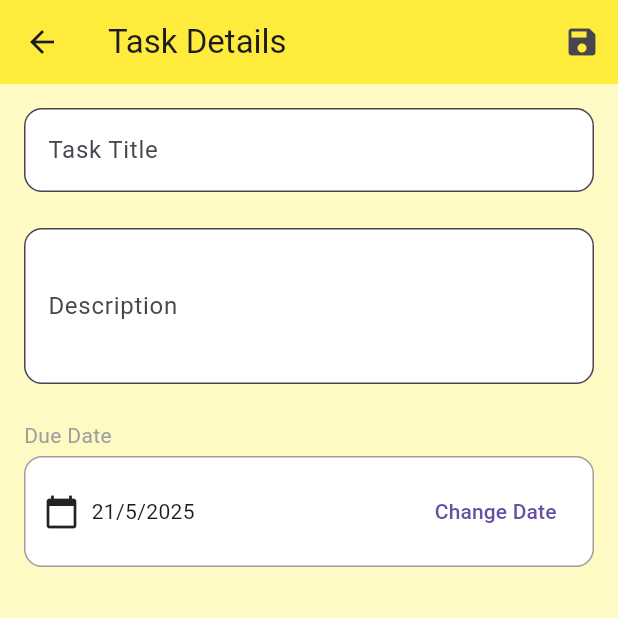
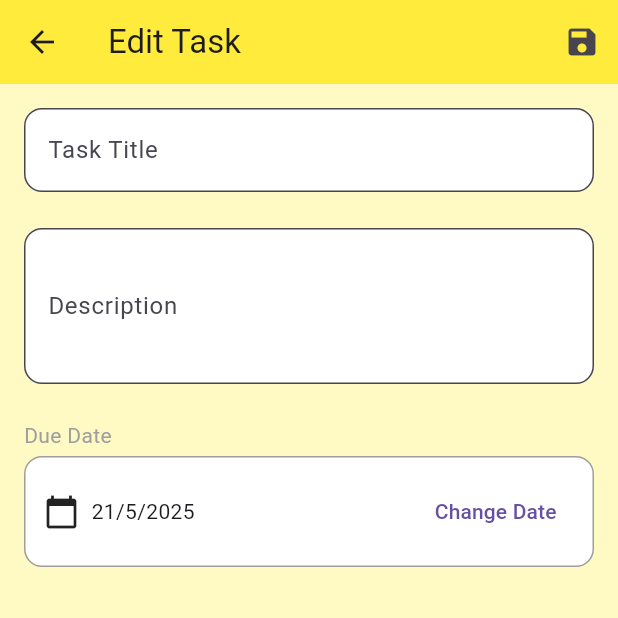
Before and after one commit to abdelrahman365g/ToDoApp, a Flutter app: the TaskDetailsPage screen opened directly with empty values, after a tap on the "edit" icon, on a phone screen of 412 x 824 dp, the top half of it. Run offline on Flutter 3.47's test engine with Material 3 defaults, Android fonts, the phone set to English and light mode, and no system bars; our stand-ins replace flutter_slidable, hive, hive_flutter; accounts and stored records are empty.

Commit message:
pages separated

```diff
--- a/todo_app/lib/components/dialog_box.dart
+++ b/todo_app/lib/components/dialog_box.dart
@@ -2,7 +2,6 @@ import 'package:flutter/material.dart';
 import 'package:todo_app/components/my_button.dart';
 
 class DialogBox extends StatelessWidget {
-  // ignore: prefer_typing_uninitialized_variables
   final controller;
   final VoidCallback onSave;
   final VoidCallback onCancel;
@@ -33,7 +32,7 @@ class DialogBox extends StatelessWidget {
               mainAxisAlignment: MainAxisAlignment.end,
               children: [
                 MyButton(text: "Save", onPressed: onSave),
-                const SizedBox(width: 20),
+                const SizedBox(width: 30),
                 MyButton(text: "Cancel", onPressed: onCancel),
               ],
             ),
--- a/todo_app/lib/components/todo_tile.dart
+++ b/todo_app/lib/components/todo_tile.dart
@@ -14,6 +14,7 @@ class ToDoTile extends StatelessWidget {
 
   const ToDoTile({
     super.key,
+
     required this.title,
     required this.isDone,
     this.description = '',
--- a/todo_app/lib/database/database.dart
+++ b/todo_app/lib/database/database.dart
@@ -6,7 +6,6 @@ class ToDoDatabase {
 
   List<ToDoList> lists = [];
 
-  // Load data from Hive
   void loadData() {
     final storedData = _box.get('todoLists', defaultValue: []);
     if (storedData is List) {
@@ -20,7 +19,6 @@ class ToDoDatabase {
     }
   }
 
-  // Save data to Hive
   void saveData() {
     final jsonData = lists.map((list) => list.toJson()).toList();
     _box.put('todoLists', jsonData);
--- a/todo_app/lib/main.dart
+++ b/todo_app/lib/main.dart
@@ -5,7 +5,7 @@ import 'pages/home_page.dart';
 void main() async {
   WidgetsFlutterBinding.ensureInitialized();
   await Hive.initFlutter();
-  await Hive.openBox('todoBox'); // Open the Hive box
+  await Hive.openBox('todoBox');
   runApp(const MyApp());
 }
 
--- a/todo_app/lib/models/task.dart
+++ b/todo_app/lib/models/task.dart
@@ -11,7 +11,6 @@ class Task {
     required this.isDone,
   });
 
-  // Convert Task to JSON
   Map<String, dynamic> toJson() {
     return {
       'title': title,
@@ -21,7 +20,6 @@ class Task {
     };
   }
 
-  // Create Task from JSON
   factory Task.fromJson(Map<String, dynamic> json) {
     return Task(
       title: json['title'] ?? '',
--- a/todo_app/lib/models/todo_list.dart
+++ b/todo_app/lib/models/todo_list.dart
@@ -6,12 +6,10 @@ class ToDoList {
 
   ToDoList({required this.name, required this.tasks});
 
-  // Convert to JSON
   Map<String, dynamic> toJson() {
     return {'name': name, 'tasks': tasks.map((task) => task.toJson()).toList()};
   }
 
-  // Construct from JSON
   factory ToDoList.fromJson(Map<String, dynamic> json) {
     return ToDoList(
       name: json['name'] ?? '',
--- a/todo_app/lib/pages/task_details_page.dart
+++ b/todo_app/lib/pages/task_details_page.dart
@@ -1,5 +1,6 @@
 import 'package:flutter/material.dart';
 import '../models/task.dart';
+import 'task_edit_page.dart';
 
 class TaskDetailsPage extends StatefulWidget {
   final Task task;
@@ -16,57 +17,19 @@ class TaskDetailsPage extends StatefulWidget {
 }
 
 class _TaskDetailsPageState extends State<TaskDetailsPage> {
-  late TextEditingController _titleController;
-  late TextEditingController _descriptionController;
-  late DateTime? _selectedDate;
-  bool _isEditing = false;
+  late Task _task;
 
   @override
   void initState() {
     super.initState();
-    _titleController = TextEditingController(text: widget.task.title);
-    _descriptionController = TextEditingController(
-      text: widget.task.description,
-    );
-    _selectedDate = widget.task.dueDate;
+    _task = widget.task; // Initialize the local task state
   }
 
-  Future<void> _selectDate(BuildContext context) async {
-    final DateTime? picked = await showDatePicker(
-      context: context,
-      initialDate: _selectedDate ?? DateTime.now(),
-      firstDate: DateTime.now(),
-      lastDate: DateTime.now().add(const Duration(days: 365)),
-      builder: (context, child) {
-        return Theme(
-          data: Theme.of(context).copyWith(
-            colorScheme: ColorScheme.light(
-              primary: Colors.yellow[700]!,
-              onPrimary: Colors.black,
-            ),
-          ),
-          child: child!,
-        );
-      },
-    );
-
-    if (picked != null && mounted) {
-      setState(() => _selectedDate = picked);
-    }
-  }
-
-  void _toggleEdit() {
-    setState(() => _isEditing = !_isEditing);
-    if (!_isEditing) {
-      // Save changes when exiting edit mode
-      final updatedTask = Task(
-        title: _titleController.text.trim(),
-        description: _descriptionController.text.trim(),
-        dueDate: _selectedDate,
-        isDone: widget.task.isDone,
-      );
-      widget.onTaskUpdate(updatedTask);
-    }
+  void _updateTask(Task updatedTask) {
+    setState(() {
+      _task = updatedTask; // Update the local task state
+    });
+    widget.onTaskUpdate(updatedTask); // Notify the parent about the update
   }
 
   @override
@@ -78,8 +41,17 @@ class _TaskDetailsPageState extends State<TaskDetailsPage> {
         backgroundColor: Colors.yellow,
         actions: [
           IconButton(
-            icon: Icon(_isEditing ? Icons.save : Icons.edit),
-            onPressed: _toggleEdit,
+            icon: const Icon(Icons.edit),
+            onPressed: () {
+              Navigator.push(
+                context,
+                MaterialPageRoute(
+                  builder:
+                      (context) =>
+                          TaskEditPage(task: _task, onTaskUpdate: _updateTask),
+                ),
+              );
+            },
           ),
         ],
       ),
@@ -88,82 +60,29 @@ class _TaskDetailsPageState extends State<TaskDetailsPage> {
         child: Column(
           crossAxisAlignment: CrossAxisAlignment.start,
           children: [
-            // Title
-            _isEditing
-                ? TextFormField(
-                  controller: _titleController,
-                  decoration: InputDecoration(
-                    labelText: 'Task Title',
-                    border: OutlineInputBorder(
-                      borderRadius: BorderRadius.circular(12),
-                    ),
-                    filled: true,
-                    fillColor: Colors.white,
-                  ),
-                )
-                : Column(
-                  crossAxisAlignment: CrossAxisAlignment.start,
-                  children: [
             const Text(
               'Title',
               style: TextStyle(fontSize: 14, color: Colors.grey),
             ),
             const SizedBox(height: 4),
             Text(
-                      widget.task.title,
-                      style: const TextStyle(
-                        fontSize: 20,
-                        fontWeight: FontWeight.bold,
+              _task.title,
+              style: const TextStyle(fontSize: 20, fontWeight: FontWeight.bold),
             ),
-                    ),
-                  ],
-                ),
-
             const SizedBox(height: 24),
-
-            // Description
-            _isEditing
-                ? TextFormField(
-                  controller: _descriptionController,
-                  decoration: InputDecoration(
-                    labelText: 'Description',
-                    border: OutlineInputBorder(
-                      borderRadius: BorderRadius.circular(12),
-                    ),
-                    filled: true,
-                    fillColor: Colors.white,
-                  ),
-                  maxLines: 3,
-                )
-                : Column(
-                  crossAxisAlignment: CrossAxisAlignment.start,
-                  children: [
             const Text(
               'Description',
               style: TextStyle(fontSize: 14, color: Colors.grey),
             ),
             const SizedBox(height: 4),
             Text(
-                      widget.task.description.isEmpty
-                          ? 'No description'
-                          : widget.task.description,
+              _task.description.isEmpty ? 'No description' : _task.description,
               style: TextStyle(
                 fontSize: 16,
-                        color:
-                            widget.task.description.isEmpty
-                                ? Colors.grey
-                                : Colors.black,
+                color: _task.description.isEmpty ? Colors.grey : Colors.black,
               ),
             ),
-                  ],
-                ),
-
             const SizedBox(height: 24),
-
-            // Due Date
-            Column(
-              crossAxisAlignment: CrossAxisAlignment.start,
-              children: [
             const Text(
               'Due Date',
               style: TextStyle(fontSize: 14, color: Colors.grey),
@@ -181,32 +100,16 @@ class _TaskDetailsPageState extends State<TaskDetailsPage> {
                   const Icon(Icons.calendar_today),
                   const SizedBox(width: 8),
                   Text(
-                        _selectedDate == null
+                    _task.dueDate == null
                         ? 'No due date'
-                            : '${_selectedDate!.day}/${_selectedDate!.month}/${_selectedDate!.year}',
-                      ),
-                      if (_isEditing) ...[
-                        const Spacer(),
-                        TextButton(
-                          onPressed: () => _selectDate(context),
-                          child: const Text('Change Date'),
+                        : '${_task.dueDate!.day}/${_task.dueDate!.month}/${_task.dueDate!.year}',
                   ),
                 ],
-                    ],
               ),
-                ),
-              ],
             ),
           ],
         ),
       ),
     );
   }
-
-  @override
-  void dispose() {
-    _titleController.dispose();
-    _descriptionController.dispose();
-    super.dispose();
 }
-}
--- /dev/null
+++ b/todo_app/lib/pages/task_edit_page.dart
@@ -0,0 +1,161 @@
+import 'package:flutter/material.dart';
+import '../models/task.dart';
+
+class TaskEditPage extends StatefulWidget {
+  final Task task;
+  final Function(Task) onTaskUpdate;
+
+  const TaskEditPage({
+    super.key,
+    required this.task,
+    required this.onTaskUpdate,
+  });
+
+  @override
+  State<TaskEditPage> createState() => _TaskEditPageState();
+}
+
+class _TaskEditPageState extends State<TaskEditPage> {
+  late TextEditingController _titleController;
+  late TextEditingController _descriptionController;
+  late DateTime? _selectedDate;
+
+  @override
+  void initState() {
+    super.initState();
+    _titleController = TextEditingController(text: widget.task.title);
+    _descriptionController = TextEditingController(
+      text: widget.task.description,
+    );
+    _selectedDate = widget.task.dueDate;
+  }
+
+  Future<void> _selectDate(BuildContext context) async {
+    final DateTime now = DateTime.now();
+    final DateTime initialDate =
+        _selectedDate != null && _selectedDate!.isAfter(now)
+            ? _selectedDate!
+            : now;
+
+    final DateTime? picked = await showDatePicker(
+      context: context,
+      initialDate: initialDate,
+      firstDate: now,
+      lastDate: now.add(const Duration(days: 365)),
+      builder: (context, child) {
+        return Theme(
+          data: Theme.of(context).copyWith(
+            colorScheme: ColorScheme.light(
+              primary: Colors.yellow[700]!,
+              onPrimary: Colors.black,
+            ),
+          ),
+          child: child!,
+        );
+      },
+    );
+
+    if (picked != null && mounted) {
+      setState(() => _selectedDate = picked);
+    }
+  }
+
+  void _saveTask() {
+    final updatedTask = Task(
+      title: _titleController.text.trim(),
+      description: _descriptionController.text.trim(),
+      dueDate: _selectedDate,
+      isDone: widget.task.isDone,
+    );
+    widget.onTaskUpdate(updatedTask);
+    Navigator.pop(context);
+  }
+
+  @override
+  Widget build(BuildContext context) {
+    return Scaffold(
+      backgroundColor: Colors.yellow[100],
+      appBar: AppBar(
+        title: const Text('Edit Task'),
+        backgroundColor: Colors.yellow,
+        actions: [
+          IconButton(icon: const Icon(Icons.save), onPressed: _saveTask),
+        ],
+      ),
+      body: SingleChildScrollView(
+        padding: const EdgeInsets.all(16.0),
+        child: Column(
+          crossAxisAlignment: CrossAxisAlignment.start,
+          children: [
+            TextFormField(
+              controller: _titleController,
+              decoration: InputDecoration(
+                labelText: 'Task Title',
+                border: OutlineInputBorder(
+                  borderRadius: BorderRadius.circular(12),
+                ),
+                filled: true,
+                fillColor: Colors.white,
+              ),
+            ),
+            const SizedBox(height: 24),
+            TextFormField(
+              controller: _descriptionController,
+              decoration: InputDecoration(
+                labelText: 'Description',
+                border: OutlineInputBorder(
+                  borderRadius: BorderRadius.circular(12),
+                ),
+                filled: true,
+                fillColor: Colors.white,
+              ),
+              maxLines: 3,
+            ),
+            const SizedBox(height: 24),
+            Column(
+              crossAxisAlignment: CrossAxisAlignment.start,
+              children: [
+                const Text(
+                  'Due Date',
+                  style: TextStyle(fontSize: 14, color: Colors.grey),
+                ),
+                const SizedBox(height: 4),
+                Container(
+                  padding: const EdgeInsets.all(12),
+                  decoration: BoxDecoration(
+                    color: Colors.white,
+                    borderRadius: BorderRadius.circular(12),
+                    border: Border.all(color: Colors.grey),
+                  ),
+                  child: Row(
+                    children: [
+                      const Icon(Icons.calendar_today),
+                      const SizedBox(width: 8),
+                      Text(
+                        _selectedDate == null
+                            ? 'No due date'
+                            : '${_selectedDate!.day}/${_selectedDate!.month}/${_selectedDate!.year}',
+                      ),
+                      const Spacer(),
+                      TextButton(
+                        onPressed: () => _selectDate(context),
+                        child: const Text('Change Date'),
+                      ),
+                    ],
+                  ),
+                ),
+              ],
+            ),
+          ],
+        ),
+      ),
+    );
+  }
+
+  @override
+  void dispose() {
+    _titleController.dispose();
+    _descriptionController.dispose();
+    super.dispose();
+  }
+}
```
Also changed, not shown: todo_app/lib/pages/tasks_page.dart (+4 -4 lines). Lines whose indentation alone changed are shown as unchanged.
